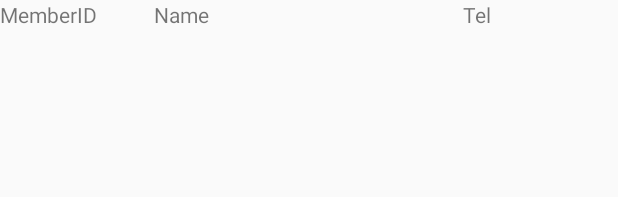
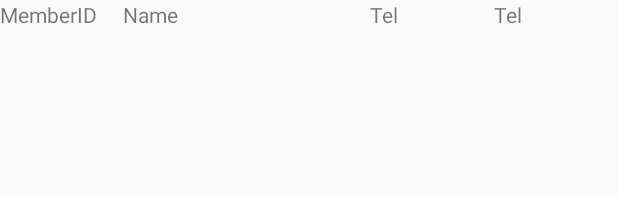
Before and after one commit to jutturong/example_json_android_mysql, an Android app: the layout activity_column.xml on its own in the app's theme, with its tools: preview values and no code run, on a phone screen of 412 x 824 dp. Shown: the top 197 px of the screen. Run offline under Robolectric (Android 15) with nearby library versions, the phone set to English and light mode, and no system bars.

Commit message:
4 8/10/59

```diff
--- a/sqlitetest1/app/src/main/java/com/example/linux/myapplication/MainActivity.java
+++ b/sqlitetest1/app/src/main/java/com/example/linux/myapplication/MainActivity.java
@@ -139,7 +139,7 @@ public class MainActivity extends Activity {
 
                     SimpleAdapter sAdap;
                     sAdap = new SimpleAdapter(MainActivity.this, MyArrList, R.layout.activity_column,
-                            new String[] {"CUSTOMER_ID", "Name", "Tel"}, new int[] {R.id.Col_CUSTOMER_ID, R.id.ColName, R.id.ColTel});
+                            new String[] {"CUSTOMER_ID", "NAME", "EMAIL" , "COUNTRY_CODE" }, new int[] {R.id.Col_CUSTOMER_ID, R.id.Col_NAME, R.id.Col_EMAIL ,R.id.Col_COUNTRY_CODE});
 
                     listView1.setAdapter(sAdap);
 
--- a/sqlitetest1/app/src/main/res/layout/activity_column.xml
+++ b/sqlitetest1/app/src/main/res/layout/activity_column.xml
@@ -11,14 +11,21 @@
         android:text="MemberID"/>
 
     <TextView
-        android:id="@+id/ColName"
+        android:id="@+id/Col_NAME"
         android:layout_width="0dp"
         android:layout_height="wrap_content"
         android:layout_weight="2"
         android:text="Name"/>
 
     <TextView
-        android:id="@+id/ColTel"
+        android:id="@+id/Col_EMAIL"
+        android:layout_width="0dp"
+        android:layout_height="wrap_content"
+        android:layout_weight="1"
+        android:text="Tel" />
+
+    <TextView
+        android:id="@+id/Col_COUNTRY_CODE"
         android:layout_width="0dp"
         android:layout_height="wrap_content"
         android:layout_weight="1"
```
